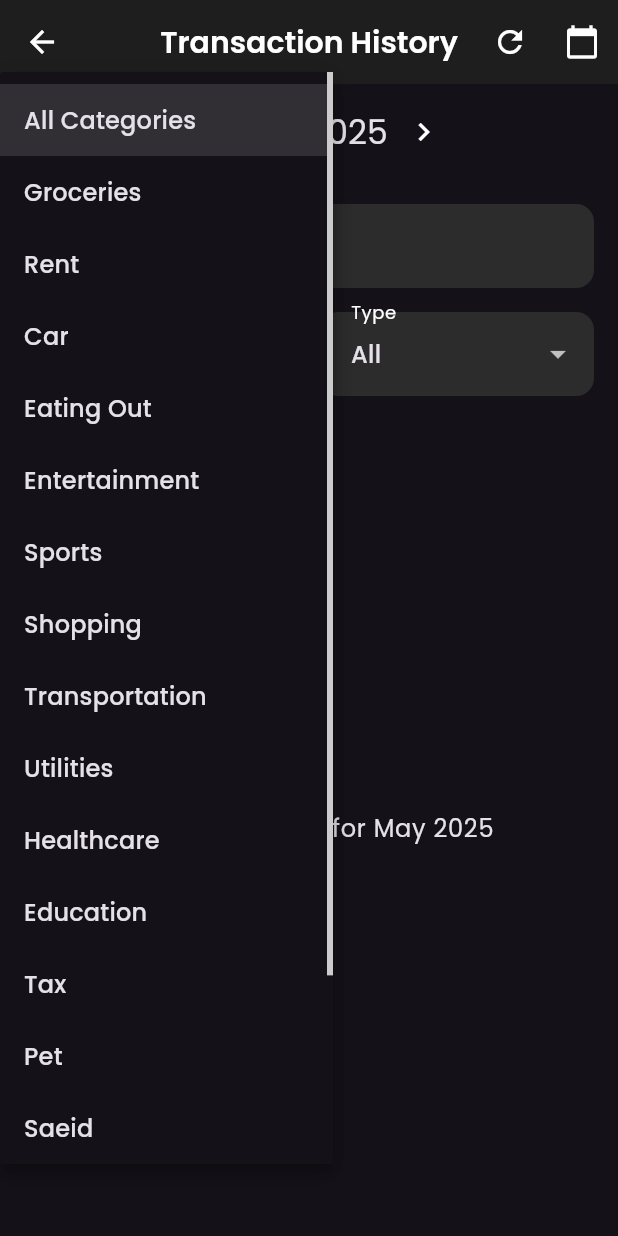
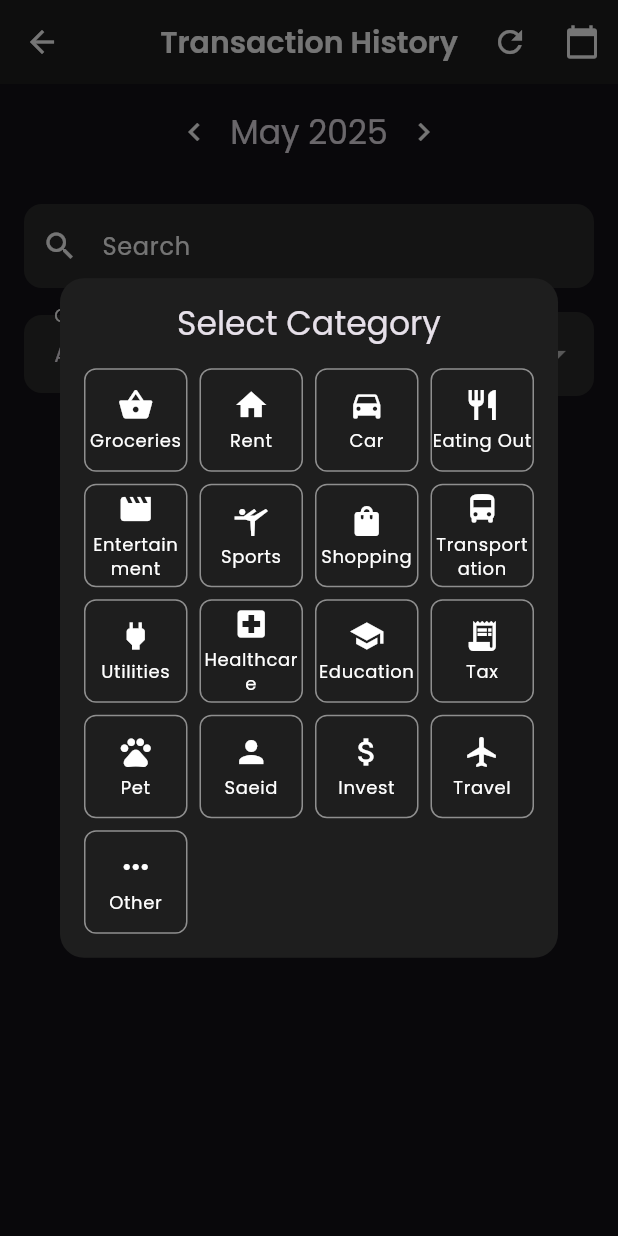
Before and after one commit to jakejonson/expense_tracker, a Flutter app: the HistoryScreen screen opened directly, after a tap on "All Categories", on a phone screen of 412 x 824 dp. Run offline on Flutter 3.47's test engine with Material 3 defaults, Android fonts, the phone set to English and light mode, and no system bars; our stand-ins replace fl_chart, flutter_local_notifications, google_fonts, share_plus, sqflite; missing offline and left inert: excel, file_selector; accounts and stored records are empty.

Commit message:
Add category grid

```diff
--- a/lib/screens/history_screen.dart
+++ b/lib/screens/history_screen.dart
@@ -5,6 +5,8 @@ import '../utils/constants.dart';
 import 'package:intl/intl.dart';
 import '../widgets/month_selector.dart';
 import '../models/category_mapping.dart';
+import '../widgets/category_grid.dart';
+import '../widgets/category_selection_dialog.dart';
 
 class HistoryScreen extends StatefulWidget {
   const HistoryScreen({super.key});
@@ -146,34 +148,44 @@ class _HistoryScreenState extends State<HistoryScreen> {
                   keyboardType: TextInputType.number,
                 ),
                 const SizedBox(height: 16),
-                DropdownButtonFormField<String>(
+                InkWell(
+                  onTap: () {
+                    showDialog(
+                      context: context,
+                      builder: (context) => CategorySelectionDialog(
+                        isExpense: _isExpense ?? true,
+                        selectedCategory: _selectedCategory,
+                        onCategorySelected: (category) {
+                          setState(() {
+                            _selectedCategory = category;
+                          });
+                        },
+                      ),
+                    );
+                  },
+                  child: InputDecorator(
                     decoration: const InputDecoration(
-                    labelText: 'New Category (Optional)',
+                      labelText: 'Category',
                       border: OutlineInputBorder(),
+                      suffixIcon: Icon(Icons.arrow_drop_down),
                     ),
-                  items: [
-                    ...Constants.expenseCategories.map(
-                      (category) => DropdownMenuItem(
-                        value: category,
-                        child: FittedBox(
-                          fit: BoxFit.scaleDown,
-                          child: Text(category),
+                    child: Row(
+                      children: [
+                        if (_selectedCategory != null) ...[
+                          Icon(
+                            _isExpense == true
+                                ? Constants
+                                    .expenseCategoryIcons[_selectedCategory]
+                                : Constants
+                                    .incomeCategoryIcons[_selectedCategory],
+                            color: Theme.of(context).colorScheme.primary,
+                          ),
+                          const SizedBox(width: 8),
+                        ],
+                        Text(_selectedCategory ?? 'Select Category'),
+                      ],
                     ),
                   ),
-                    ),
-                    ...Constants.incomeCategories.map(
-                      (category) => DropdownMenuItem(
-                        value: category,
-                        child: FittedBox(
-                          fit: BoxFit.scaleDown,
-                          child: Text(category),
-                        ),
-                      ),
-                    ),
-                  ],
-                  onChanged: (value) {
-                    selectedCategory = value;
-                  },
                 ),
                 const SizedBox(height: 16),
                 SegmentedButton<bool?>(
@@ -425,35 +437,44 @@ class _HistoryScreenState extends State<HistoryScreen> {
                 Row(
                   children: [
                     Expanded(
-                      child: DropdownButtonFormField<String>(
-                        value: _selectedCategory,
+                      child: InkWell(
+                        onTap: () {
+                          showDialog(
+                            context: context,
+                            builder: (context) => CategorySelectionDialog(
+                              isExpense: _isExpense ?? true,
+                              selectedCategory: _selectedCategory,
+                              onCategorySelected: (category) {
+                                setState(() {
+                                  _selectedCategory = category;
+                                });
+                              },
+                            ),
+                          );
+                        },
+                        child: InputDecorator(
                           decoration: const InputDecoration(
                             labelText: 'Category',
                             border: OutlineInputBorder(),
+                            suffixIcon: Icon(Icons.arrow_drop_down),
                           ),
-                        items: [
-                          const DropdownMenuItem<String>(
-                            value: null,
-                            child: Text('All Categories'),
+                          child: Row(
+                            children: [
+                              if (_selectedCategory != null) ...[
+                                Icon(
+                                  _isExpense == true
+                                      ? Constants.expenseCategoryIcons[
+                                          _selectedCategory]
+                                      : Constants.incomeCategoryIcons[
+                                          _selectedCategory],
+                                  color: Theme.of(context).colorScheme.primary,
                                 ),
-                          ...(_isExpense == null || _isExpense == true
-                                  ? Constants.expenseCategories
-                                  : Constants.incomeCategories)
-                              .map(
-                            (category) => DropdownMenuItem<String>(
-                              value: category,
-                              child: FittedBox(
-                                fit: BoxFit.scaleDown,
-                                child: Text(category),
+                                const SizedBox(width: 8),
+                              ],
+                              Text(_selectedCategory ?? 'All Categories'),
+                            ],
                           ),
                         ),
-                          ),
-                        ],
-                        onChanged: (value) {
-                          setState(() {
-                            _selectedCategory = value;
-                          });
-                        },
                       ),
                     ),
                     const SizedBox(width: 16),
@@ -671,6 +692,47 @@ class _HistoryScreenState extends State<HistoryScreen> {
                   ),
                 ),
                 const SizedBox(height: 16),
+                InkWell(
+                  onTap: () {
+                    showDialog(
+                      context: context,
+                      builder: (context) => CategorySelectionDialog(
+                        isExpense: isExpense,
+                        selectedCategory: selectedCategory,
+                        onCategorySelected: (category) {
+                          setState(() {
+                            selectedCategory = category;
+                            categoryChanged = category != transaction.category;
+                          });
+                        },
+                      ),
+                    );
+                  },
+                  child: InputDecorator(
+                    decoration: const InputDecoration(
+                      labelText: 'Category',
+                      border: OutlineInputBorder(),
+                      suffixIcon: Icon(Icons.arrow_drop_down),
+                    ),
+                    child: Row(
+                      children: [
+                        if (selectedCategory != null) ...[
+                          Icon(
+                            isExpense
+                                ? Constants
+                                    .expenseCategoryIcons[selectedCategory]
+                                : Constants
+                                    .incomeCategoryIcons[selectedCategory],
+                            color: Theme.of(context).colorScheme.primary,
+                          ),
+                          const SizedBox(width: 8),
+                        ],
+                        Text(selectedCategory ?? 'Select Category'),
+                      ],
+                    ),
+                  ),
+                ),
+                const SizedBox(height: 16),
                 SegmentedButton<bool>(
                   segments: const [
                     ButtonSegment(
@@ -688,37 +750,7 @@ class _HistoryScreenState extends State<HistoryScreen> {
                   onSelectionChanged: (Set<bool> newSelection) {
                     setState(() {
                       isExpense = newSelection.first;
-                      selectedCategory = isExpense
-                          ? Constants.expenseCategories.first
-                          : Constants.incomeCategories.first;
                     });
-                  },
-                ),
-                const SizedBox(height: 16),
-                DropdownButtonFormField<String>(
-                  value: selectedCategory,
-                  decoration: const InputDecoration(
-                    labelText: 'Category',
-                    border: OutlineInputBorder(),
-                  ),
-                  items: (isExpense
-                          ? Constants.expenseCategories
-                          : Constants.incomeCategories)
-                      .map((category) => DropdownMenuItem(
-                            value: category,
-                            child: FittedBox(
-                              fit: BoxFit.scaleDown,
-                              child: Text(category),
-                            ),
-                          ))
-                      .toList(),
-                  onChanged: (String? value) {
-                    if (value != null) {
-                      setState(() {
-                        selectedCategory = value;
-                        categoryChanged = value != transaction.category;
-                      });
-                    }
                   },
                 ),
                 const SizedBox(height: 16),
--- /dev/null
+++ b/lib/widgets/category_grid.dart
@@ -0,0 +1,82 @@
+import 'package:flutter/material.dart';
+import '../utils/constants.dart';
+
+class CategoryGrid extends StatelessWidget {
+  final List<String> categories;
+  final bool isExpense;
+  final String? selectedCategory;
+  final Function(String) onCategorySelected;
+
+  const CategoryGrid({
+    super.key,
+    required this.categories,
+    required this.isExpense,
+    this.selectedCategory,
+    required this.onCategorySelected,
+  });
+
+  @override
+  Widget build(BuildContext context) {
+    return GridView.builder(
+      shrinkWrap: true,
+      physics: const NeverScrollableScrollPhysics(),
+      gridDelegate: const SliverGridDelegateWithFixedCrossAxisCount(
+        crossAxisCount: 4,
+        childAspectRatio: 1.0,
+        crossAxisSpacing: 8,
+        mainAxisSpacing: 8,
+      ),
+      itemCount: categories.length,
+      itemBuilder: (context, index) {
+        final category = categories[index];
+        final isSelected = category == selectedCategory;
+        final icon = isExpense
+            ? Constants.expenseCategoryIcons[category]
+            : Constants.incomeCategoryIcons[category];
+
+        return InkWell(
+          onTap: () => onCategorySelected(category),
+          child: Container(
+            decoration: BoxDecoration(
+              color: isSelected
+                  ? Theme.of(context)
+                      .colorScheme
+                      .primaryContainer
+                      .withOpacity(0.3)
+                  : Theme.of(context).colorScheme.surface,
+              borderRadius: BorderRadius.circular(8),
+              border: Border.all(
+                color: isSelected
+                    ? Theme.of(context).colorScheme.primary
+                    : Theme.of(context).colorScheme.outline.withOpacity(0.5),
+                width: isSelected ? 2 : 1,
+              ),
+            ),
+            child: Column(
+              mainAxisAlignment: MainAxisAlignment.center,
+              children: [
+                Icon(
+                  icon,
+                  size: 24,
+                  color: isSelected
+                      ? Theme.of(context).colorScheme.primary
+                      : Theme.of(context).colorScheme.onSurface,
+                ),
+                const SizedBox(height: 4),
+                Text(
+                  category,
+                  textAlign: TextAlign.center,
+                  style: Theme.of(context).textTheme.bodySmall?.copyWith(
+                        color: isSelected
+                            ? Theme.of(context).colorScheme.primary
+                            : Theme.of(context).colorScheme.onSurface,
+                      ),
+                ),
+              ],
+            ),
+          ),
+        );
+      },
+    );
+  }
+}
--- /dev/null
+++ b/lib/widgets/category_selection_dialog.dart
@@ -0,0 +1,46 @@
+import 'package:flutter/material.dart';
+import '../utils/constants.dart';
+import 'category_grid.dart';
+
+class CategorySelectionDialog extends StatelessWidget {
+  final bool isExpense;
+  final String? selectedCategory;
+  final Function(String) onCategorySelected;
+
+  const CategorySelectionDialog({
+    super.key,
+    required this.isExpense,
+    this.selectedCategory,
+    required this.onCategorySelected,
+  });
+
+  @override
+  Widget build(BuildContext context) {
+    return Dialog(
+      child: Padding(
+        padding: const EdgeInsets.all(16.0),
+        child: Column(
+          mainAxisSize: MainAxisSize.min,
+          children: [
+            Text(
+              'Select Category',
+              style: Theme.of(context).textTheme.titleLarge,
+            ),
+            const SizedBox(height: 16),
+            CategoryGrid(
+              categories: isExpense
+                  ? Constants.expenseCategories
+                  : Constants.incomeCategories,
+              isExpense: isExpense,
+              selectedCategory: selectedCategory,
+              onCategorySelected: (category) {
+                onCategorySelected(category);
+                Navigator.pop(context);
+              },
+            ),
+          ],
+        ),
+      ),
+    );
+  }
+}
```
Also changed, not shown: lib/screens/budget_screen.dart (+63 -30 lines), lib/screens/category_mapping_screen.dart (+26 -40 lines), lib/screens/dashboard_screen.dart (+61 -33 lines). Lines whose indentation alone changed are shown as unchanged.
